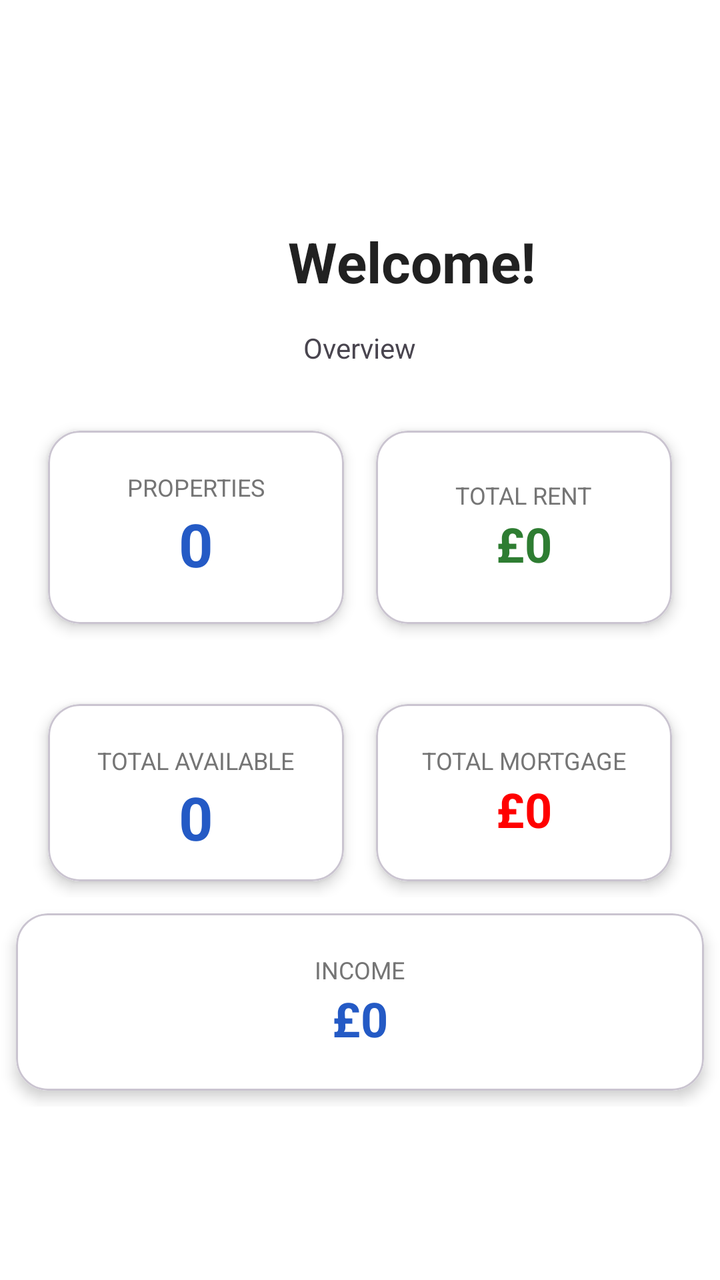
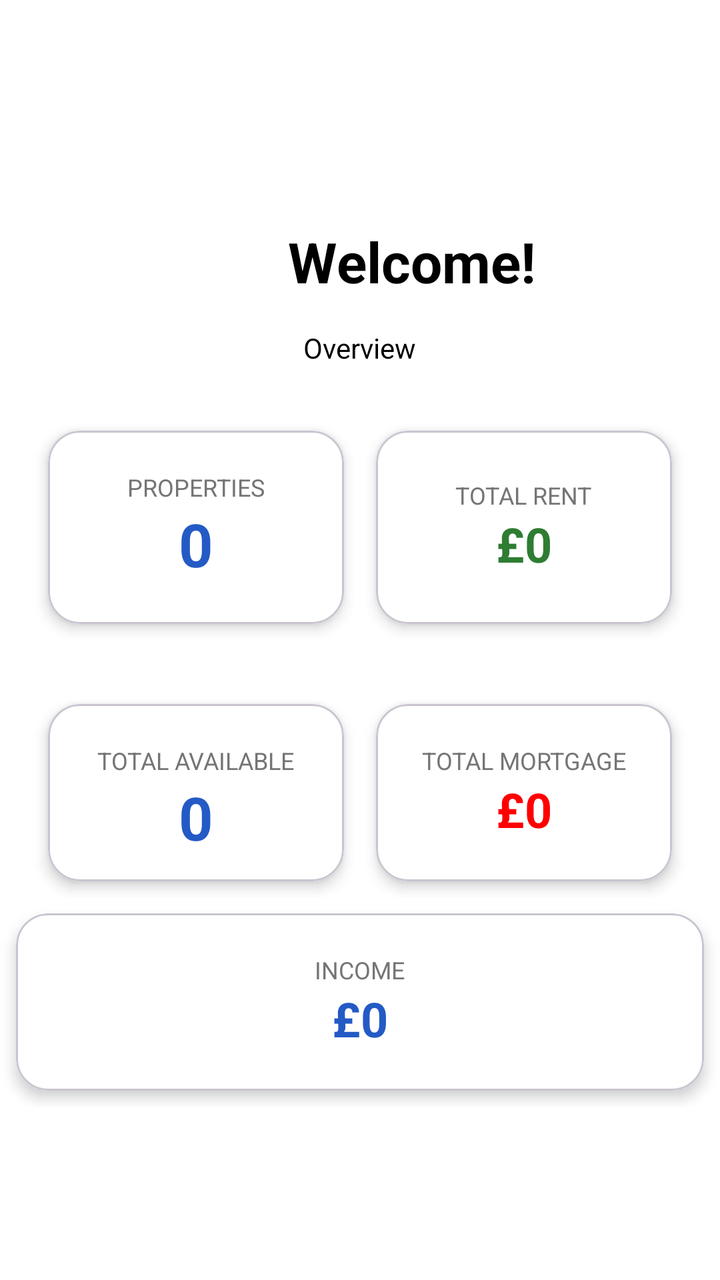

Compare the two renders of this Android layout. The source of the first and the diff that turns it into the second are given below.
<!-- AndroidManifest.xml: application theme Theme.ProbbyApp -->
<!-- res/layout/fragment_home.xml -->
<?xml version="1.0" encoding="utf-8"?>
<androidx.constraintlayout.widget.ConstraintLayout xmlns:android="http://schemas.android.com/apk/res/android"
    xmlns:app="http://schemas.android.com/apk/res-auto"
    xmlns:tools="http://schemas.android.com/tools"
    android:layout_width="match_parent"
    android:layout_height="match_parent"
    tools:context=".views.HomeFragment"
    android:background="@color/white">

    <ImageView
        android:id="@+id/ivLogo"
        android:layout_width="120dp"
        android:layout_height="60dp"
        android:layout_marginTop="16dp"
        android:src="@mipmap/ic_launcher"
        app:layout_constraintEnd_toEndOf="parent"
        app:layout_constraintStart_toStartOf="parent"
        app:layout_constraintTop_toTopOf="parent" />

    <TextView
        android:id="@+id/tvWelcomeHeader"
        android:layout_width="wrap_content"
        android:layout_height="wrap_content"
        android:layout_marginStart="144dp"
        android:layout_marginTop="36dp"
        android:text="Welcome!"
        android:textColor="#212121"
        android:textSize="28sp"
        android:textStyle="bold"
        app:layout_constraintStart_toStartOf="parent"
        app:layout_constraintTop_toBottomOf="@id/ivLogo" />

    <LinearLayout
        android:layout_width="match_parent"
        android:layout_height="wrap_content"
        android:orientation="vertical"
        android:layout_marginTop="15dp"
        app:layout_constraintTop_toBottomOf="@+id/tvWelcomeHeader">

        <TextView
            android:layout_width="wrap_content"
            android:layout_height="wrap_content"
            android:text="@string/overview"
            android:layout_gravity="center_horizontal">

        </TextView>
    <LinearLayout
        android:id="@+id/statsContainer"
        android:layout_width="match_parent"
        android:layout_height="wrap_content"
        android:layout_marginHorizontal="16dp"
        android:layout_marginTop="24dp"
        android:orientation="horizontal"
        android:weightSum="2"
        app:layout_constraintTop_toBottomOf="@id/tvWelcomeHeader">

        <com.google.android.material.card.MaterialCardView
            android:layout_width="0dp"
            android:layout_height="match_parent"
            android:layout_margin="8dp"
            android:layout_weight="1"
            app:cardCornerRadius="16dp"
            app:cardElevation="4dp">

            <LinearLayout
                android:layout_width="match_parent"
                android:layout_height="match_parent"
                android:gravity="center"
                android:orientation="vertical"
                android:padding="20dp"
                android:background="@color/white">

                <TextView
                    android:layout_width="wrap_content"
                    android:layout_height="wrap_content"
                    android:text="@string/properties"
                    android:textAllCaps="true"
                    android:textColor="#757575"
                    android:textSize="12sp" />

                <TextView
                    android:id="@+id/numOfProperties"
                    android:layout_width="wrap_content"
                    android:layout_height="wrap_content"
                    android:text="0"
                    android:textColor="@color/primary_color"
                    android:textSize="30sp"
                    android:textStyle="bold" />
            </LinearLayout>
        </com.google.android.material.card.MaterialCardView>

        <com.google.android.material.card.MaterialCardView
            android:layout_width="0dp"
            android:layout_height="match_parent"
            android:layout_margin="8dp"
            android:layout_weight="1"
            app:cardCornerRadius="16dp"
            app:cardElevation="4dp">

            <LinearLayout
                android:layout_width="match_parent"
                android:layout_height="match_parent"
                android:gravity="center"
                android:orientation="vertical"
                android:padding="20dp"
                android:background="@color/white">

                <TextView
                    android:layout_width="wrap_content"
                    android:layout_height="wrap_content"
                    android:text="@string/total_rent"
                    android:textAllCaps="true"
                    android:textColor="#757575"
                    android:textSize="12sp" />

                <TextView
                    android:id="@+id/totalRent"
                    android:layout_width="wrap_content"
                    android:layout_height="wrap_content"
                    android:text="@string/_0"
                    android:textColor="#2E7D32"
                    android:textSize="24sp"
                    android:textStyle="bold" />
            </LinearLayout>
        </com.google.android.material.card.MaterialCardView>

    </LinearLayout>
        <LinearLayout
        android:id="@+id/statsContainer2"
        android:layout_width="match_parent"
        android:layout_height="wrap_content"
        android:layout_marginHorizontal="16dp"
        android:layout_marginTop="24dp"
        android:orientation="horizontal"
        android:weightSum="2"
        app:layout_constraintTop_toBottomOf="@id/tvWelcomeHeader">

        <com.google.android.material.card.MaterialCardView
            android:layout_width="0dp"
            android:layout_height="match_parent"
            android:layout_margin="8dp"
            android:layout_weight="1"
            app:cardCornerRadius="16dp"
            app:cardElevation="4dp">

            <LinearLayout
                android:layout_width="match_parent"
                android:layout_height="match_parent"
                android:background="@color/white"
                android:gravity="center"
                android:orientation="vertical"
                android:padding="20dp">

                <TextView
                    android:layout_width="wrap_content"
                    android:layout_height="wrap_content"
                    android:text="@string/total_available"
                    android:textAllCaps="true"
                    android:textColor="#757575"
                    android:textSize="12sp" />

                <TextView
                    android:id="@+id/status"
                    android:layout_width="wrap_content"
                    android:layout_height="wrap_content"
                    android:text="0"
                    android:textColor="@color/primary_color"
                    android:textSize="30sp"
                    android:textStyle="bold" />
            </LinearLayout>
        </com.google.android.material.card.MaterialCardView>

            <com.google.android.material.card.MaterialCardView
                android:layout_width="0dp"
                android:layout_height="wrap_content"
                android:layout_margin="8dp"
                android:layout_weight="1"
                app:cardCornerRadius="16dp"
                app:cardElevation="4dp">

                <LinearLayout
                    android:layout_width="match_parent"
                    android:layout_height="wrap_content"
                    android:gravity="center"
                    android:orientation="vertical"
                    android:padding="20dp"
                    android:background="@color/white">

                    <TextView
                        android:layout_width="wrap_content"
                        android:layout_height="wrap_content"
                        android:text="@string/total_mortgage"
                        android:textAllCaps="true"
                        android:textColor="#757575"
                        android:textSize="12sp" />

                    <TextView
                        android:id="@+id/totalMortgage"
                        android:layout_width="wrap_content"
                        android:layout_height="wrap_content"
                        android:text="@string/_0"
                        android:textColor="#FF0000"
                        android:textSize="24sp"
                        android:textStyle="bold" />
            </LinearLayout>
        </com.google.android.material.card.MaterialCardView>


    </LinearLayout>
        <com.google.android.material.card.MaterialCardView
            android:layout_width="match_parent"
            android:layout_height="0dp"
            android:layout_margin="8dp"
            android:layout_weight="1"
            app:cardCornerRadius="16dp"
            app:cardElevation="4dp">

            <LinearLayout
                android:layout_width="match_parent"
                android:layout_height="wrap_content"
                android:gravity="center"
                android:orientation="vertical"
                android:padding="20dp"
                android:background="@color/white">

                <TextView
                    android:layout_width="wrap_content"
                    android:layout_height="wrap_content"
                    android:text="@string/income"
                    android:textAllCaps="true"
                    android:textColor="#757575"
                    android:textSize="12sp" />

                <TextView
                    android:id="@+id/income"
                    android:layout_width="wrap_content"
                    android:layout_height="wrap_content"
                    android:text="@string/_0"
                    android:textColor="@color/primary_color"
                    android:textSize="24sp"
                    android:textStyle="bold" />
            </LinearLayout>
        </com.google.android.material.card.MaterialCardView>
    </LinearLayout>

</androidx.constraintlayout.widget.ConstraintLayout>
<!-- resources referenced by this layout -->
<resources>
  <color name="primary_color">#245AC5</color>"
  <color name="white">#FFFFFFFF</color>
  <!-- mipmap ic_launcher (mipmap-anydpi-v26) -->
  <?xml version="1.0" encoding="utf-8"?>
  <adaptive-icon xmlns:android="http://schemas.android.com/apk/res/android">
      <background android:drawable="@color/ic_launcher_background"/>
      <foreground android:drawable="@mipmap/ic_launcher_foreground"/>
  </adaptive-icon>
  <string name="_0">£0</string>
  <string name="income">Income</string>
  <string name="overview">Overview</string>
  <string name="properties">Properties</string>
  <string name="total_available">Total Available</string>
  <string name="total_mortgage">Total Mortgage</string>
  <string name="total_rent">Total Rent</string>
  <style name="Theme.ProbbyApp" parent="Theme.MaterialComponents.DayNight.DarkActionBar">
          
          <item name="colorPrimary">#245AC5</item>
          <item name="colorPrimaryVariant">#373738</item>
          <item name="colorOnPrimary">@color/white</item>
          
          <item name="colorSecondary">#454242</item>
          <item name="colorSecondaryVariant">@color/teal_700</item>
          <item name="colorOnSecondary">@color/black</item>
          
          <item name="android:statusBarColor">#245AC5</item>
          
      </style>
  <color name="ic_launcher_background">#FFFFFF</color>
  <color name="teal_700">#FF018786</color>
  <color name="black">#FF000000</color>
</resources>

<!-- the commit's change to res/layout/fragment_home.xml (unified diff, before → after) -->
@@ -5,7 +5,7 @@
     android:layout_width="match_parent"
     android:layout_height="match_parent"
     tools:context=".views.HomeFragment"
-    android:background="@color/white">
+    android:background="?attr/android:windowBackground">
 
     <ImageView
         android:id="@+id/ivLogo"
@@ -24,7 +24,7 @@
         android:layout_marginStart="144dp"
         android:layout_marginTop="36dp"
         android:text="Welcome!"
-        android:textColor="#212121"
+        android:textColor="?attr/android:textColor"
         android:textSize="28sp"
         android:textStyle="bold"
         app:layout_constraintStart_toStartOf="parent"
@@ -68,7 +68,7 @@
                 android:gravity="center"
                 android:orientation="vertical"
                 android:padding="20dp"
-                android:background="@color/white">
+                android:background="?attr/android:colorBackground">
 
                 <TextView
                     android:layout_width="wrap_content"
@@ -103,7 +103,7 @@
                 android:gravity="center"
                 android:orientation="vertical"
                 android:padding="20dp"
-                android:background="@color/white">
+                android:background="?attr/android:colorBackground">
 
                 <TextView
                     android:layout_width="wrap_content"
@@ -146,7 +146,7 @@
             <LinearLayout
                 android:layout_width="match_parent"
                 android:layout_height="match_parent"
-                android:background="@color/white"
+                android:background="?attr/android:colorBackground"
                 android:gravity="center"
                 android:orientation="vertical"
                 android:padding="20dp">
@@ -184,7 +184,7 @@
                     android:gravity="center"
                     android:orientation="vertical"
                     android:padding="20dp"
-                    android:background="@color/white">
+                    android:background="?attr/android:colorBackground">
 
                     <TextView
                         android:layout_width="wrap_content"
@@ -221,7 +221,7 @@
                 android:gravity="center"
                 android:orientation="vertical"
                 android:padding="20dp"
-                android:background="@color/white">
+                android:background="?attr/android:colorBackground">
 
                 <TextView
                     android:layout_width="wrap_content"
